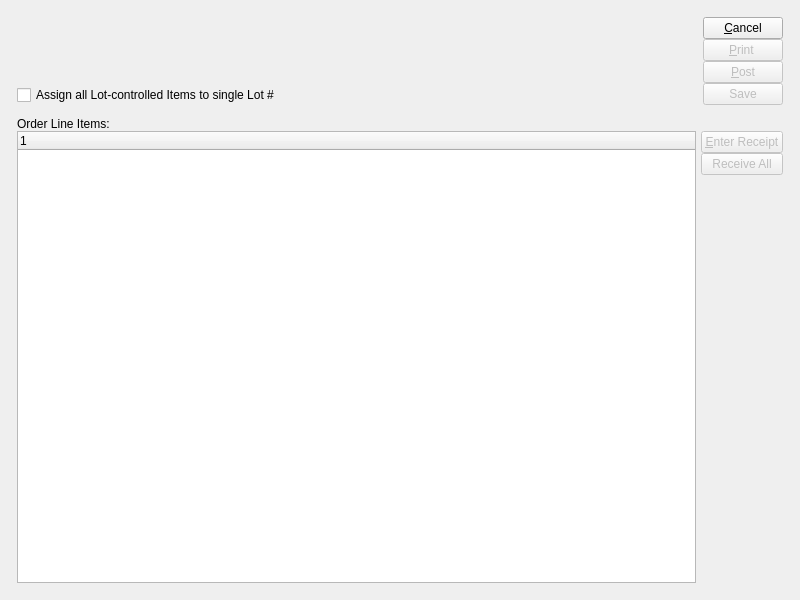
WooodHead/xtuple, file xtuple/trunk/guiclient/enterPoReceipt.ui: the form before one commit.
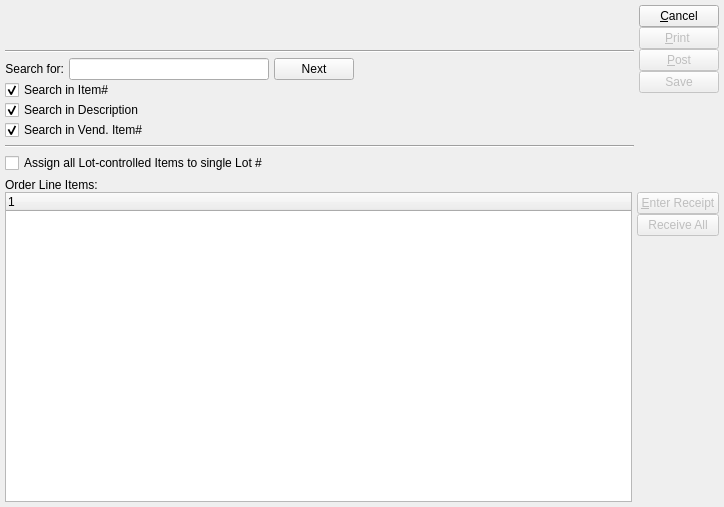
The form after the commit. Custom widgets are drawn as their Qt base class.

Commit message: Issue #8285:add search, patch from jstandring

```diff
--- a/xtuple/trunk/guiclient/enterPoReceipt.ui
+++ b/xtuple/trunk/guiclient/enterPoReceipt.ui
@@ -8,57 +8,42 @@
 is available at www.xtuple.com/CPAL.  By using this software, you agree
 to be bound by its terms.</comment>
  <class>enterPoReceipt</class>
- <widget class="QWidget" name="enterPoReceipt" >
-  <property name="geometry" >
+ <widget class="QWidget" name="enterPoReceipt">
+  <property name="geometry">
    <rect>
     <x>0</x>
     <y>0</y>
-    <width>800</width>
-    <height>600</height>
+    <width>724</width>
+    <height>507</height>
    </rect>
   </property>
   <property name="windowTitle" >
    <string>Enter Order Receipts</string>
   </property>
-  <layout class="QGridLayout" >
-   <item row="0" column="0" >
-    <layout class="QGridLayout" >
-     <property name="leftMargin" >
-      <number>12</number>
-     </property>
-     <property name="topMargin" >
-      <number>12</number>
-     </property>
-     <property name="rightMargin" >
-      <number>12</number>
-     </property>
-     <property name="bottomMargin" >
-      <number>12</number>
-     </property>
-     <property name="horizontalSpacing" >
-      <number>12</number>
-     </property>
-     <property name="verticalSpacing" >
-      <number>12</number>
-     </property>
-     <item row="0" column="0" >
-      <layout class="QGridLayout" >
-       <item row="0" column="0" >
-        <layout class="QHBoxLayout" >
+  <layout class="QVBoxLayout" name="verticalLayout_2">
+   <item>
+    <layout class="QHBoxLayout" name="horizontalLayout">
+     <item>
+      <layout class="QVBoxLayout" name="verticalLayout">
+       <property name="spacing">
+        <number>5</number>
+       </property>
+       <item>
+        <layout class="QHBoxLayout">
+         <property name="leftMargin">
+          <number>14</number>
+         </property>
          <item>
           <widget class="OrderCluster" name="_order" />
          </item>
          <item>
-          <spacer>
-           <property name="orientation" >
+          <spacer name="horizontalSpacer_2">
+           <property name="orientation">
             <enum>Qt::Horizontal</enum>
            </property>
-           <property name="sizeType" >
-            <enum>QSizePolicy::Expanding</enum>
-           </property>
-           <property name="sizeHint" >
+           <property name="sizeHint" stdset="0">
             <size>
-             <width>10</width>
+             <width>40</width>
              <height>20</height>
             </size>
            </property>
@@ -66,34 +51,134 @@
          </item>
         </layout>
        </item>
-       <item row="0" column="1" >
-        <spacer>
-         <property name="orientation" >
+       <item>
+        <widget class="Line" name="line">
+         <property name="orientation">
           <enum>Qt::Horizontal</enum>
          </property>
-         <property name="sizeHint" >
+        </widget>
+       </item>
+       <item>
+        <layout class="QGridLayout" name="gridLayout">
+         <property name="spacing">
+          <number>0</number>
+         </property>
+         <item row="0" column="0">
+          <layout class="QHBoxLayout" name="_2">
+           <item>
+            <widget class="QLabel" name="_searchForLit">
+             <property name="text">
+              <string>Search for:</string>
+             </property>
+             <property name="alignment">
+              <set>Qt::AlignRight|Qt::AlignTrailing|Qt::AlignVCenter</set>
+             </property>
+             <property name="buddy">
+              <cstring>_searchFor</cstring>
+             </property>
+            </widget>
+           </item>
+           <item>
+            <widget class="XLineEdit" name="_searchFor">
+             <property name="sizePolicy">
+              <sizepolicy hsizetype="Minimum" vsizetype="Fixed">
+               <horstretch>0</horstretch>
+               <verstretch>0</verstretch>
+              </sizepolicy>
+             </property>
+             <property name="minimumSize">
           <size>
+               <width>200</width>
+               <height>0</height>
+              </size>
+             </property>
+            </widget>
+           </item>
+           <item>
+            <widget class="QPushButton" name="_next">
+             <property name="text">
+              <string>Next</string>
+             </property>
+            </widget>
+           </item>
+           <item>
+            <spacer name="horizontalSpacer">
+             <property name="orientation">
+              <enum>Qt::Horizontal</enum>
+             </property>
+             <property name="sizeHint" stdset="0">
+              <size>
            <width>40</width>
            <height>20</height>
           </size>
          </property>
         </spacer>
        </item>
-       <item rowspan="2" row="0" column="2" >
-        <layout class="QVBoxLayout" >
-         <property name="spacing" >
+          </layout>
+         </item>
+         <item row="1" column="0">
+          <widget class="XCheckBox" name="_searchItemNum">
+           <property name="text">
+            <string>Search in Item#</string>
+           </property>
+           <property name="checked">
+            <bool>true</bool>
+           </property>
+          </widget>
+         </item>
+         <item row="2" column="0">
+          <widget class="XCheckBox" name="_searchDesc">
+           <property name="text">
+            <string>Search in Description</string>
+           </property>
+           <property name="checked">
+            <bool>true</bool>
+           </property>
+          </widget>
+         </item>
+         <item row="3" column="0">
+          <widget class="XCheckBox" name="_searchVendItem">
+           <property name="text">
+            <string>Search in Vend. Item#</string>
+           </property>
+           <property name="checked">
+            <bool>true</bool>
+           </property>
+          </widget>
+         </item>
+        </layout>
+       </item>
+       <item>
+        <widget class="Line" name="line_2">
+         <property name="orientation">
+          <enum>Qt::Horizontal</enum>
+         </property>
+        </widget>
+       </item>
+       <item>
+        <widget class="XCheckBox" name="_singleLot">
+         <property name="text">
+          <string>Assign all Lot-controlled Items to single Lot #</string>
+         </property>
+        </widget>
+       </item>
+      </layout>
+     </item>
+     <item>
+      <layout class="QVBoxLayout">
+       <property name="spacing">
           <number>0</number>
          </property>
          <item>
-          <widget class="QPushButton" name="_close" >
-           <property name="text" >
+        <widget class="QPushButton" name="_close">
+         <property name="text">
             <string>&amp;Cancel</string>
            </property>
           </widget>
          </item>
          <item>
-          <widget class="QPushButton" name="_print" >
-           <property name="enabled" >
+        <widget class="QPushButton" name="_print">
+         <property name="enabled">
             <bool>false</bool>
            </property>
            <property name="text" >
@@ -108,8 +193,8 @@
           </widget>
          </item>
          <item>
-          <widget class="QPushButton" name="_post" >
-           <property name="enabled" >
+        <widget class="QPushButton" name="_post">
+         <property name="enabled">
             <bool>false</bool>
            </property>
            <property name="text" >
@@ -124,8 +209,8 @@
           </widget>
          </item>
          <item>
-          <widget class="QPushButton" name="_save" >
-           <property name="enabled" >
+        <widget class="QPushButton" name="_save">
+         <property name="enabled">
             <bool>false</bool>
            </property>
            <property name="text" >
@@ -135,56 +220,52 @@
          </item>
          <item>
           <spacer>
-           <property name="orientation" >
+         <property name="orientation">
             <enum>Qt::Vertical</enum>
            </property>
-           <property name="sizeHint" >
+         <property name="sizeType">
+          <enum>QSizePolicy::Fixed</enum>
+         </property>
+         <property name="sizeHint" stdset="0">
             <size>
              <width>20</width>
-             <height>0</height>
+           <height>80</height>
             </size>
            </property>
           </spacer>
          </item>
         </layout>
        </item>
-       <item row="1" column="0" colspan="2" >
-        <widget class="XCheckBox" name="_singleLot" >
-         <property name="text" >
-          <string>Assign all Lot-controlled Items to single Lot #</string>
-         </property>
-        </widget>
-       </item>
-      </layout>
-     </item>
-     <item row="1" column="0" >
-      <layout class="QVBoxLayout" >
-       <property name="spacing" >
+    </layout>
+   </item>
+   <item>
+    <layout class="QVBoxLayout">
+     <property name="spacing">
         <number>0</number>
        </property>
        <item>
-        <widget class="QLabel" name="_orderitemLit" >
-         <property name="text" >
+      <widget class="QLabel" name="_orderitemLit">
+       <property name="text">
           <string>Order Line Items:</string>
          </property>
         </widget>
        </item>
        <item>
-        <layout class="QHBoxLayout" >
-         <property name="spacing" >
+      <layout class="QHBoxLayout">
+       <property name="spacing">
           <number>5</number>
          </property>
          <item>
-          <widget class="XTreeWidget" name="_orderitem" />
+        <widget class="XTreeWidget" name="_orderitem"/>
          </item>
          <item>
-          <layout class="QVBoxLayout" >
-           <property name="spacing" >
+        <layout class="QVBoxLayout">
+         <property name="spacing">
             <number>0</number>
            </property>
            <item>
-            <widget class="QPushButton" name="_enter" >
-             <property name="enabled" >
+          <widget class="QPushButton" name="_enter">
+           <property name="enabled">
               <bool>false</bool>
              </property>
              <property name="text" >
@@ -199,8 +280,8 @@
             </widget>
            </item>
            <item>
-            <widget class="QPushButton" name="_all" >
-             <property name="enabled" >
+          <widget class="QPushButton" name="_all">
+           <property name="enabled">
               <bool>false</bool>
              </property>
              <property name="text" >
@@ -210,13 +291,13 @@
            </item>
            <item>
             <spacer>
-             <property name="orientation" >
+           <property name="orientation">
               <enum>Qt::Vertical</enum>
              </property>
-             <property name="sizeType" >
+           <property name="sizeType">
               <enum>QSizePolicy::Expanding</enum>
              </property>
-             <property name="sizeHint" >
+           <property name="sizeHint" stdset="0">
               <size>
                <width>20</width>
                <height>20</height>
@@ -231,10 +312,8 @@
       </layout>
      </item>
     </layout>
-   </item>
-  </layout>
  </widget>
- <layoutdefault spacing="5" margin="5" />
+ <layoutdefault spacing="5" margin="5"/>
  <pixmapfunction>qPixmapFromMimeSource</pixmapfunction>
  <customwidgets>
   <customwidget>
@@ -247,6 +326,12 @@
    <extends>QCheckBox</extends>
    <header>xcheckbox.h</header>
   </customwidget>
+  <customwidget>
+   <class>XLineEdit</class>
+   <extends>QLineEdit</extends>
+   <header>xlineedit.h</header>
+   <container>1</container>
+  </customwidget>
   <customwidget>
    <class>XTreeWidget</class>
    <extends>QTreeWidget</extends>
```
Left out of the diff: 66 changed lines with no effect on the pictures. Lines whose indentation alone changed are shown as unchanged. The commit also changes 2 other files.
